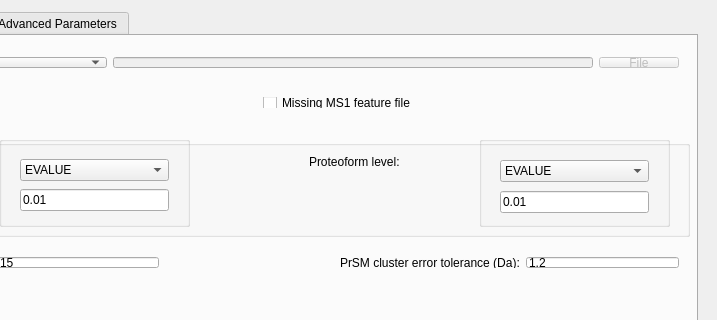
toppic-suite/toppic-suite, file src/gui/topmg/topmgwindow.ui: the form before one commit; both pictures show x 203 to 920 and y 0 to 320 of the 920 by 700 pixel window.
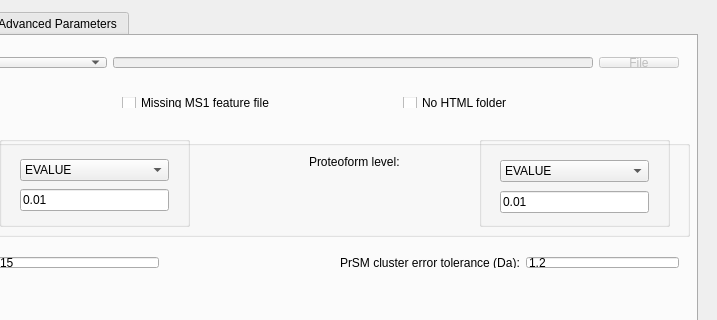
The form after the commit. The open tabs and pages were chosen to show the change. Icons and pictures are not drawn.

Patch:
```diff
--- a/src/gui/topmg/topmgwindow.ui
+++ b/src/gui/topmg/topmgwindow.ui
@@ -393,6 +393,13 @@
          </property>
         </widget>
        </item>
+       <item>
+        <widget class="QCheckBox" name="skipHTMLCheckBox">
+         <property name="text">
+          <string>No HTML folder</string>
+         </property>
+        </widget>
+       </item>
       </layout>
      </widget>
      <widget class="QWidget" name="horizontalLayoutWidget_11">
```
Left out of the diff: 8 changed lines with no effect on the pictures.
